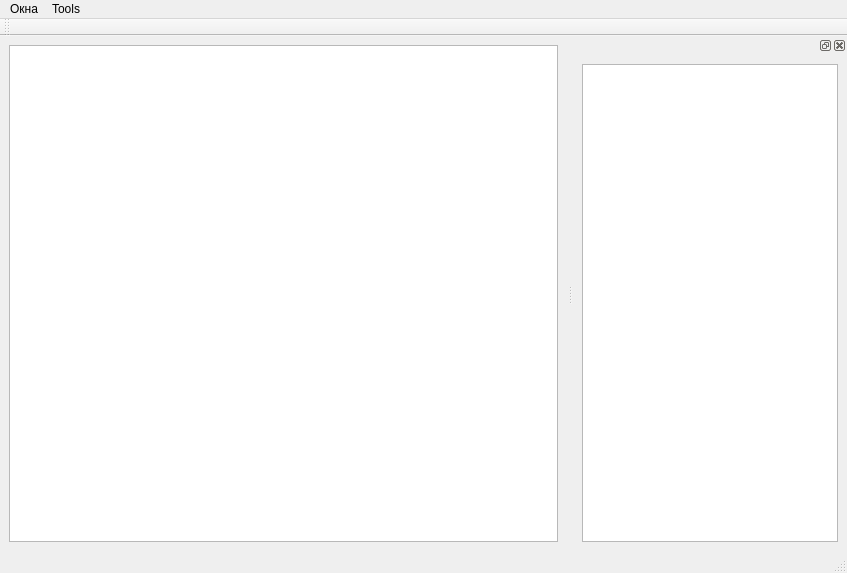
This is mainwindow.ui in gil9red/directory-sizes as Qt 5 draws it before an edit. The edited form follows.
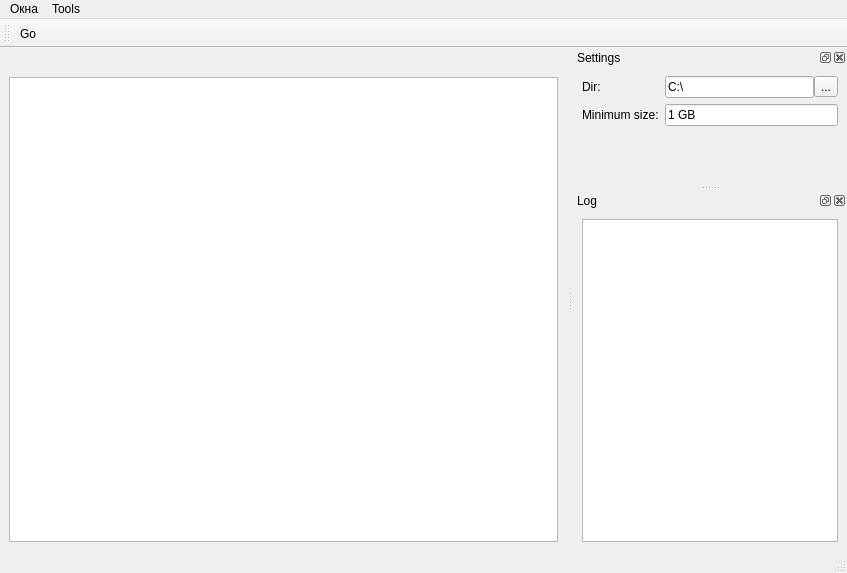
This is the edited form.

Diff of the .ui file:
```diff
--- a/mainwindow.ui
+++ b/mainwindow.ui
@@ -15,6 +15,13 @@
   </property>
   <widget class="QWidget" name="centralwidget">
    <layout class="QVBoxLayout" name="verticalLayout">
+    <item>
+     <widget class="QLabel" name="label_root_dir">
+      <property name="text">
+       <string/>
+      </property>
+     </widget>
+    </item>
     <item>
      <widget class="QTreeView" name="treeView"/>
     </item>
@@ -53,8 +60,76 @@
    <attribute name="toolBarBreak">
     <bool>false</bool>
    </attribute>
+   <addaction name="action_go"/>
   </widget>
-  <widget class="QDockWidget" name="dockWidget">
+  <widget class="QDockWidget" name="dockWidgetSettings">
+   <property name="windowTitle">
+    <string>Settings</string>
+   </property>
+   <attribute name="dockWidgetArea">
+    <number>2</number>
+   </attribute>
+   <widget class="QWidget" name="dockWidgetContents_3">
+    <layout class="QVBoxLayout" name="verticalLayout_3">
+     <item>
+      <layout class="QFormLayout" name="formLayout">
+       <property name="fieldGrowthPolicy">
+        <enum>QFormLayout::AllNonFixedFieldsGrow</enum>
+       </property>
+       <item row="0" column="0">
+        <widget class="QLabel" name="label">
+         <property name="text">
+          <string>Dir:</string>
+         </property>
+        </widget>
+       </item>
+       <item row="0" column="1">
+        <layout class="QHBoxLayout" name="horizontalLayout">
+         <property name="spacing">
+          <number>0</number>
+         </property>
+         <item>
+          <widget class="QLineEdit" name="line_edit_dir_path">
+           <property name="text">
+            <string>C:\</string>
+           </property>
+          </widget>
+         </item>
+         <item>
+          <widget class="QToolButton" name="button_select_dir">
+           <property name="toolTip">
+            <string>Select dir</string>
+           </property>
+           <property name="text">
+            <string>...</string>
+           </property>
+          </widget>
+         </item>
+        </layout>
+       </item>
+       <item row="1" column="0">
+        <widget class="QLabel" name="label_min_size">
+         <property name="text">
+          <string>Minimum size:</string>
+         </property>
+        </widget>
+       </item>
+       <item row="1" column="1">
+        <widget class="QLineEdit" name="line_edit_less_min_size">
+         <property name="text">
+          <string>1 GB</string>
+         </property>
+        </widget>
+       </item>
+      </layout>
+     </item>
+    </layout>
+   </widget>
+  </widget>
+  <widget class="QDockWidget" name="dockWidgetLog">
+   <property name="windowTitle">
+    <string>Log</string>
+   </property>
    <attribute name="dockWidgetArea">
     <number>2</number>
    </attribute>
@@ -66,6 +141,14 @@
     </layout>
    </widget>
   </widget>
+  <action name="action_go">
+   <property name="text">
+    <string>Go</string>
+   </property>
+   <property name="toolTip">
+    <string>Go</string>
+   </property>
+  </action>
  </widget>
  <resources/>
  <connections/>
```
Left out of the diff: 19 changed lines with no effect on the pictures.
